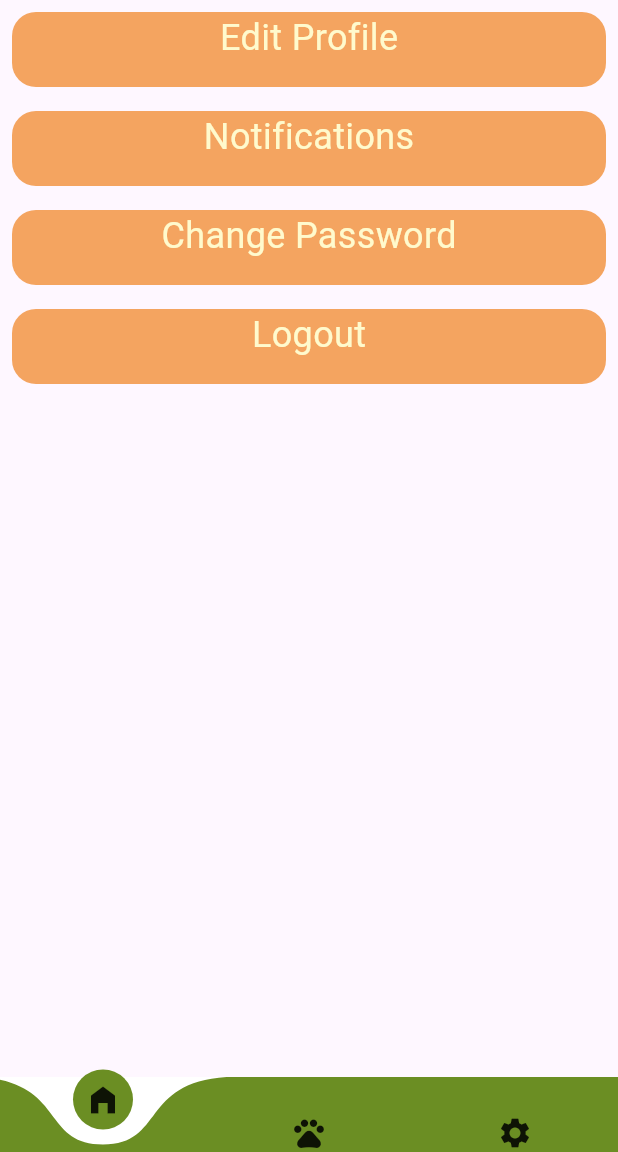
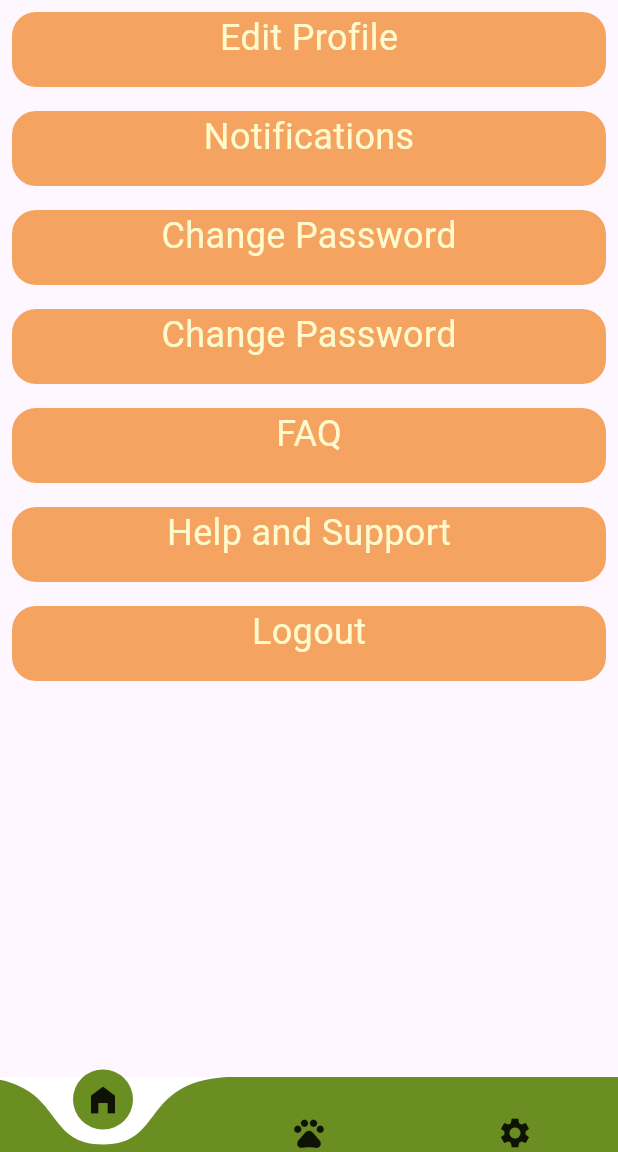
Before and after one commit to MamtaBhatt885/fur_ball, a Flutter app: the screen it shows after launch, swiped to page 3, on a phone screen of 412 x 824 dp, the part 84-1236 px from its top. Run offline on Flutter 3.47's test engine with Material 3 defaults, Android fonts, the phone set to English and light mode, and no system bars; drawn by our look-alikes of curved_navigation_bar.

Commit message:
addition on settings page

```diff
--- a/lib/core/constants/app_strings.dart
+++ b/lib/core/constants/app_strings.dart
@@ -12,5 +12,8 @@ class AppStrings{
 static String editProfile = "Edit Profile";
 static String notifications ="Notifications";
 static String changePassword = "Change Password";
+static String helpAndSupport = "Help and Support";
+static String faq = "FAQ";
+
 static String logout ="Logout";
 }
--- a/lib/features/settings/settings.dart
+++ b/lib/features/settings/settings.dart
@@ -13,6 +13,9 @@ class SettingsPage extends StatelessWidget {
         ReusableCard(text: AppStrings.editProfile),
         ReusableCard(text: AppStrings.notifications),
         ReusableCard(text: AppStrings.changePassword),
+        ReusableCard(text: AppStrings.changePassword),
+        ReusableCard(text: AppStrings.faq),
+        ReusableCard(text: AppStrings.helpAndSupport),
         ReusableCard(text: AppStrings.logout),
 
         ],
```
